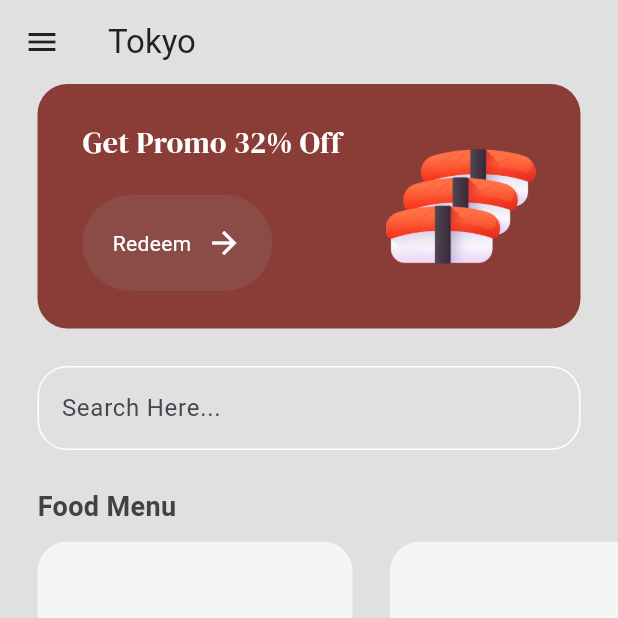
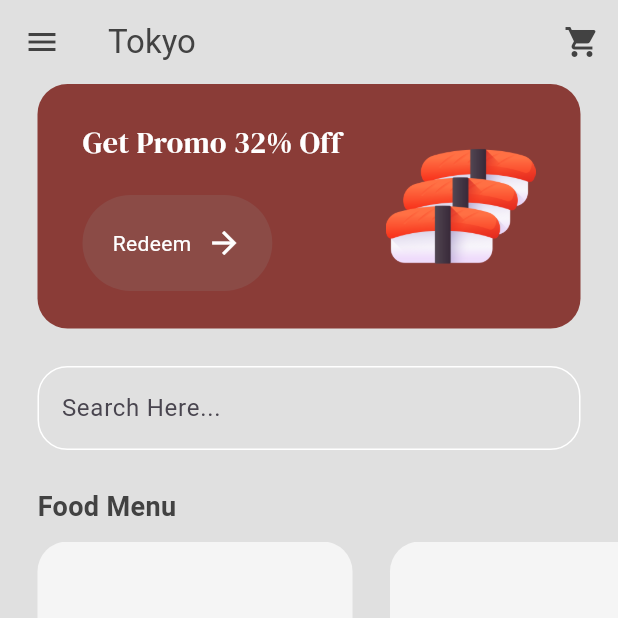
Before and after one commit to wahyuumoko/sushi-restaurant, a Flutter app: the MenuPage screen opened by its route, on a phone screen of 412 x 824 dp, the top half of it. Run offline on Flutter 3.47's test engine with Material 3 defaults, Android fonts, the phone set to English and light mode, and no system bars; our stand-ins replace google_fonts.

```diff
--- a/lib/main.dart
+++ b/lib/main.dart
@@ -1,4 +1,5 @@
 import 'package:flutter/material.dart';
+import 'package:myapp/pages/cart_page.dart';
 import 'package:provider/provider.dart';
 import 'package:myapp/models/shop.dart';
 import 'package:myapp/pages/menu_page.dart';
@@ -25,6 +26,7 @@ class MyApp extends StatelessWidget {
       routes: {
         '/intropage': (context) => const IntroPage(),
         '/menupage': (context) => const MenuPage(),
+        '/cartpage': (context) => const CartPage(),
       },
     );
   }
--- a/lib/pages/menu_page.dart
+++ b/lib/pages/menu_page.dart
@@ -43,15 +43,20 @@ class _MenuPageState extends State<MenuPage> {
       backgroundColor: Colors.grey[300],
       appBar: AppBar(
         backgroundColor: Colors.transparent,
+// Suggested code may be subject to a license. Learn more: ~LicenseLog:3607984556.
+        foregroundColor: Colors.grey[800],
         elevation: 0,
-        leading: Icon(
-          Icons.menu,
-          color: Colors.grey[900],
-        ),
-        title: Text(
-          'Tokyo',
-          style: TextStyle(color: Colors.grey[900]),
-        ),
+        leading: const Icon(Icons.menu),
+        title: const Text('Tokyo'),
+        actions: [
+          // cart btn
+          IconButton(
+            onPressed: () {
+              Navigator.pushNamed(context, '/cartpage');
+            },
+            icon: const Icon(Icons.shopping_cart),
+          )
+        ],
       ),
       body: Column(
         crossAxisAlignment: CrossAxisAlignment.start,
```
Also changed, not shown: lib/pages/cart_page.dart (added, +31 -0 lines), lib/pages/food_detail_page.dart (+13 -3 lines).
